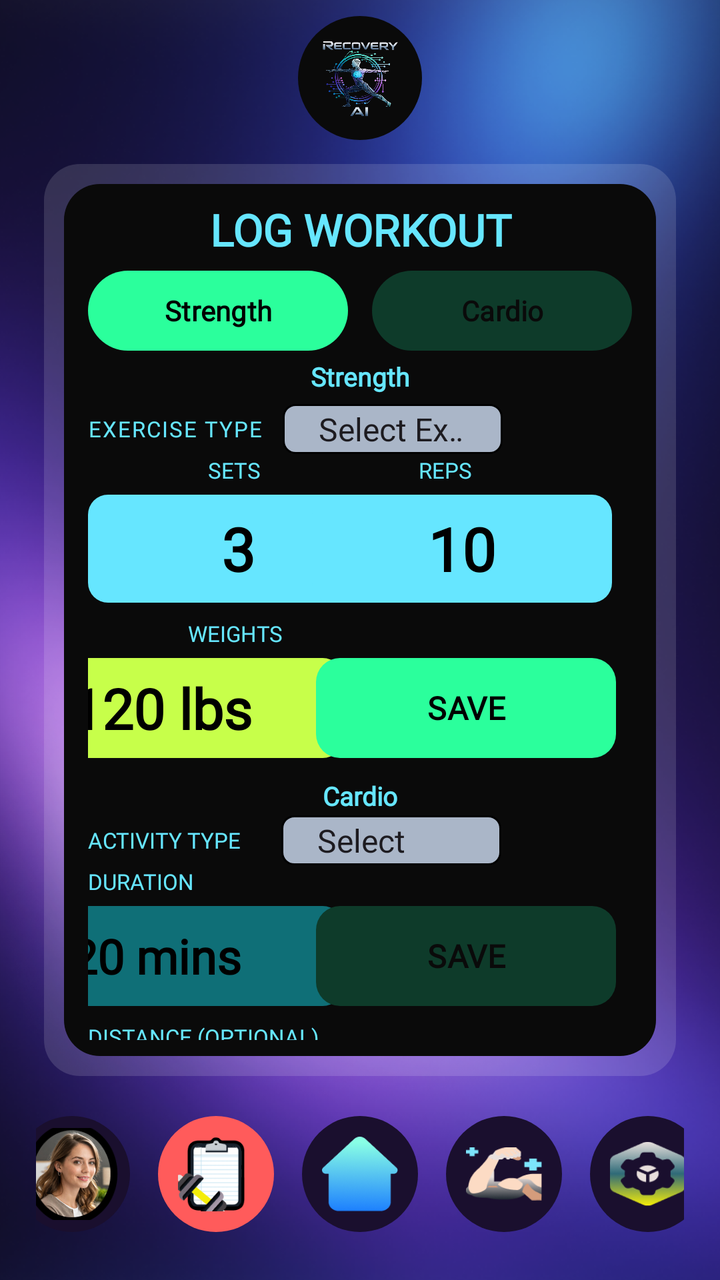
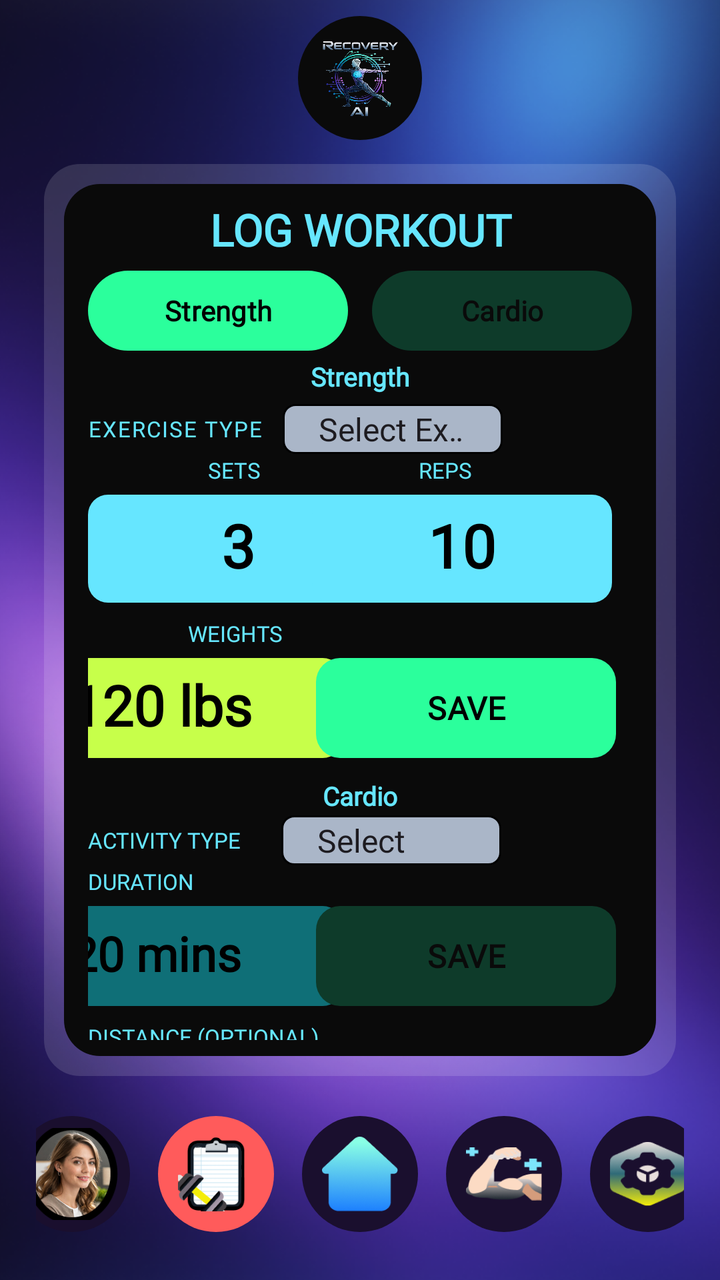

An Android layout rendered at two revisions. The XML below is the earlier revision; the diff shows what the commit changed to produce the second picture.
<!-- AndroidManifest.xml: application theme Theme.RecoveryAI -->
<!-- res/layout/workout_log_screen.xml -->
<?xml version="1.0" encoding="utf-8"?>
<androidx.constraintlayout.widget.ConstraintLayout
    xmlns:android="http://schemas.android.com/apk/res/android"
    xmlns:app="http://schemas.android.com/apk/res-auto"
    android:layout_width="match_parent"
    android:layout_height="match_parent">

    
    <ImageView
        android:id="@+id/bg"
        android:layout_width="0dp"
        android:layout_height="0dp"
        android:scaleType="centerCrop"
        android:src="@drawable/bg_auth"
        app:layout_constraintTop_toTopOf="parent"
        app:layout_constraintBottom_toBottomOf="parent"
        app:layout_constraintStart_toStartOf="parent"
        app:layout_constraintEnd_toEndOf="parent" />

    
    <FrameLayout
        android:id="@+id/logoCircle"
        android:layout_width="62dp"
        android:layout_height="62dp"
        android:background="@drawable/logo_circle_black"
        android:padding="8dp"
        android:layout_marginTop="8dp"
        app:layout_constraintTop_toTopOf="parent"
        app:layout_constraintTop_margin="36dp"
        app:layout_constraintStart_toStartOf="parent"
        app:layout_constraintEnd_toEndOf="parent">

        <ImageView
            android:id="@+id/imgLogo"
            android:layout_width="match_parent"
            android:layout_height="match_parent"
            android:src="@drawable/ic_launcher_logo"
            android:scaleType="fitCenter" />
    </FrameLayout>

    
    <FrameLayout
        android:id="@+id/glassCard"
        android:layout_width="0dp"
        android:layout_height="0dp"
        android:layout_marginStart="22dp"
        android:layout_marginEnd="22dp"
        android:layout_marginTop="12dp"
        android:layout_marginBottom="12dp"
        android:background="@drawable/bg_glass"
        app:layout_constraintTop_toBottomOf="@id/logoCircle"
        app:layout_constraintBottom_toTopOf="@id/bottomNav"
        app:layout_constraintStart_toStartOf="parent"
        app:layout_constraintEnd_toEndOf="parent">

        <androidx.constraintlayout.widget.ConstraintLayout
            android:layout_width="match_parent"
            android:layout_height="match_parent"
            android:padding="10dp">

            
            <androidx.constraintlayout.widget.ConstraintLayout
                android:id="@+id/panel"
                android:layout_width="0dp"
                android:layout_height="0dp"
                android:background="@drawable/panel_black"
                android:paddingStart="12dp"
                android:paddingEnd="12dp"
                android:paddingTop="8dp"
                android:paddingBottom="8dp"
                app:layout_constraintTop_toTopOf="parent"
                app:layout_constraintBottom_toBottomOf="parent"
                app:layout_constraintStart_toStartOf="parent"
                app:layout_constraintEnd_toEndOf="parent">

                
                <TextView
                    android:id="@+id/title"
                    android:layout_width="0dp"
                    android:layout_height="wrap_content"
                    android:text="LOG WORKOUT"
                    android:textColor="#66E6FF"
                    android:textSize="22sp"
                    android:textStyle="bold"
                    android:fontFamily="@font/inter_extrabold"
                    android:gravity="center"
                    app:layout_constraintTop_toTopOf="parent"
                    app:layout_constraintStart_toStartOf="parent"
                    app:layout_constraintEnd_toEndOf="parent" />

                
                <LinearLayout
                    android:id="@+id/toggleRow"
                    android:layout_width="0dp"
                    android:layout_height="40dp"
                    android:layout_marginTop="6dp"
                    android:orientation="horizontal"
                    android:gravity="center"
                    app:layout_constraintTop_toBottomOf="@id/title"
                    app:layout_constraintStart_toStartOf="parent"
                    app:layout_constraintEnd_toEndOf="parent">

                    
                    <Button
                        android:id="@+id/btnStrength"
                        android:layout_width="0dp"
                        android:layout_height="match_parent"
                        android:layout_weight="1"
                        android:text="Strength"
                        android:textAllCaps="false"
                        android:textColor="#000000"
                        android:textStyle="bold"
                        android:textSize="14sp"
                        android:fontFamily="@font/inter_bold"
                        android:background="@drawable/pill_green_active"
                        android:backgroundTint="@null"
                        android:stateListAnimator="@null"
                        app:backgroundTint="@null" />

                    <Space
                        android:layout_width="12dp"
                        android:layout_height="1dp" />

                    
                    <Button
                        android:id="@+id/btnCardio"
                        android:layout_width="0dp"
                        android:layout_height="match_parent"
                        android:layout_weight="1"
                        android:text="Cardio"
                        android:textAllCaps="false"
                        android:textColor="#0A0A0A"
                        android:textStyle="bold"
                        android:textSize="14sp"
                        android:fontFamily="@font/inter_bold"
                        android:background="@drawable/pill_green_dim"
                        android:backgroundTint="@null"
                        android:stateListAnimator="@null"
                        app:backgroundTint="@null" />
                </LinearLayout>

                
                <androidx.constraintlayout.widget.ConstraintLayout
                    android:id="@+id/content"
                    android:layout_width="0dp"
                    android:layout_height="0dp"
                    android:layout_marginTop="8dp"
                    app:layout_constraintTop_toBottomOf="@id/toggleRow"
                    app:layout_constraintBottom_toBottomOf="parent"
                    app:layout_constraintStart_toStartOf="parent"
                    app:layout_constraintEnd_toEndOf="parent">

                    
                    <TextView
                        android:id="@+id/strengthTag"
                        android:layout_width="wrap_content"
                        android:layout_height="wrap_content"
                        android:translationY="-4dp"
                        android:text="Strength"
                        android:textColor="#66E6FF"
                        android:textStyle="bold"
                        android:textSize="13sp"
                        android:fontFamily="@font/inter_bold"
                        app:layout_constraintTop_toTopOf="parent"
                        app:layout_constraintStart_toStartOf="parent"
                        app:layout_constraintEnd_toEndOf="parent" />

                    
                    <TextView
                        android:id="@+id/exerciseLabel"
                        android:layout_width="wrap_content"
                        android:layout_height="wrap_content"
                        android:layout_marginTop="6dp"
                        android:text="EXERCISE TYPE"
                        android:textColor="#66E6FF"
                        android:textSize="11sp"
                        android:letterSpacing="0.06"
                        android:fontFamily="@font/inter_bold"
                        app:layout_constraintTop_toBottomOf="@id/strengthTag"
                        app:layout_constraintStart_toStartOf="parent" />

                    
                    <Spinner
                        android:id="@+id/spinnerExercise"
                        android:layout_width="110dp"
                        android:layout_height="25dp"
                        android:layout_marginStart="10dp"
                        android:background="@drawable/dropdown_dark"
                        android:popupBackground="@drawable/dropdown_popup"
                        android:entries="@array/exercise_options"
                        android:paddingStart="10dp"
                        android:paddingEnd="10dp"
                        android:spinnerMode="dropdown"
                        app:layout_constraintTop_toTopOf="@id/exerciseLabel"
                        app:layout_constraintBottom_toBottomOf="@id/exerciseLabel"
                        app:layout_constraintStart_toEndOf="@id/exerciseLabel" />

                    
                    <TextView
                        android:id="@+id/setsLabel"
                        android:layout_width="wrap_content"
                        android:layout_height="wrap_content"
                        android:layout_marginTop="6dp"
                        android:layout_marginStart="60dp"
                        android:text="SETS"
                        android:textColor="#66E6FF"
                        android:textSize="11sp"
                        android:fontFamily="@font/inter_bold"
                        app:layout_constraintTop_toBottomOf="@id/exerciseLabel"
                        app:layout_constraintStart_toStartOf="parent" />

                    <TextView
                        android:id="@+id/repsLabel"
                        android:layout_width="wrap_content"
                        android:layout_height="wrap_content"
                        android:layout_marginEnd="80dp"
                        android:text="REPS"
                        android:textColor="#66E6FF"
                        android:textSize="11sp"
                        android:fontFamily="@font/inter_bold"
                        app:layout_constraintTop_toTopOf="@id/setsLabel"
                        app:layout_constraintEnd_toEndOf="parent" />

                    
                    <TextView
                        android:id="@+id/setsValue"
                        android:layout_width="150dp"
                        android:layout_height="54dp"
                        android:layout_marginTop="5dp"
                        android:background="@drawable/metric_cyan_box"
                        android:text="3"
                        android:textColor="#000000"
                        android:textStyle="bold"
                        android:textSize="30sp"
                        android:fontFamily="@font/inter_extrabold"
                        android:gravity="center"
                        app:layout_constraintTop_toBottomOf="@id/setsLabel"
                        app:layout_constraintStart_toStartOf="parent" />

                    
                    <TextView
                        android:id="@+id/repsValue"
                        android:layout_width="150dp"
                        android:layout_height="54dp"
                        android:layout_marginTop="5dp"
                        android:layout_marginEnd="10dp"
                        android:background="@drawable/metric_cyan_box"
                        android:text="10"
                        android:textColor="#000000"
                        android:textStyle="bold"
                        android:textSize="30sp"
                        android:fontFamily="@font/inter_extrabold"
                        android:gravity="center"
                        app:layout_constraintTop_toBottomOf="@id/repsLabel"
                        app:layout_constraintEnd_toEndOf="parent" />

                    
                    <TextView
                        android:id="@+id/weightLabel"
                        android:layout_width="wrap_content"
                        android:layout_height="wrap_content"
                        android:layout_marginTop="8dp"
                        android:layout_marginStart="50dp"
                        android:text="WEIGHTS"
                        android:textColor="#66E6FF"
                        android:textSize="11sp"
                        android:fontFamily="@font/inter_bold"
                        app:layout_constraintTop_toBottomOf="@id/setsValue"
                        app:layout_constraintStart_toStartOf="parent" />

                    
                    <TextView
                        android:id="@+id/weightValue"
                        android:layout_width="150dp"
                        android:layout_height="50dp"
                        android:layout_marginTop="5dp"
                        android:layout_marginEnd="10dp"
                        android:background="@drawable/metric_lime_box"
                        android:text="120 lbs"
                        android:textColor="#000000"
                        android:textStyle="bold"
                        android:textSize="28sp"
                        android:fontFamily="@font/inter_extrabold"
                        android:gravity="center_vertical"
                        android:paddingStart="14dp"
                        app:layout_constraintTop_toBottomOf="@id/weightLabel"
                        app:layout_constraintStart_toStartOf="parent"
                        app:layout_constraintEnd_toStartOf="@id/saveStrength" />

                    
                    <Button
                        android:id="@+id/saveStrength"
                        android:layout_width="150dp"
                        android:layout_height="50dp"
                        android:layout_marginTop="5dp"
                        android:layout_marginEnd="8dp"
                        android:text="SAVE"
                        android:textAllCaps="false"
                        android:textColor="#000000"
                        android:textStyle="bold"
                        android:textSize="16sp"
                        android:fontFamily="@font/inter_extrabold"
                        android:background="@drawable/btn_green_save"
                        android:backgroundTint="@null"
                        android:stateListAnimator="@null"
                        app:backgroundTint="@null"
                        app:layout_constraintTop_toBottomOf="@id/weightLabel"
                        app:layout_constraintEnd_toEndOf="parent" />

                    
                    <TextView
                        android:id="@+id/cardioTag"
                        android:layout_width="wrap_content"
                        android:layout_height="wrap_content"
                        android:layout_marginTop="10dp"
                        android:text="Cardio"
                        android:textColor="#66E6FF"
                        android:textStyle="bold"
                        android:textSize="13sp"
                        android:fontFamily="@font/inter_bold"
                        app:layout_constraintTop_toBottomOf="@id/weightValue"
                        app:layout_constraintStart_toStartOf="parent"
                        app:layout_constraintEnd_toEndOf="parent" />

                    
                    <TextView
                        android:id="@+id/activityLabel"
                        android:layout_width="wrap_content"
                        android:layout_height="wrap_content"
                        android:layout_marginTop="6dp"
                        android:text="ACTIVITY TYPE"
                        android:textColor="#66E6FF"
                        android:textSize="11sp"
                        android:fontFamily="@font/inter_bold"
                        app:layout_constraintTop_toBottomOf="@id/cardioTag"
                        app:layout_constraintStart_toStartOf="parent" />

                    
                    <Spinner
                        android:id="@+id/spinnerActivityType"
                        android:layout_width="110dp"
                        android:layout_height="25dp"
                        android:layout_marginStart="20dp"
                        android:background="@drawable/dropdown_dark"
                        android:popupBackground="@drawable/dropdown_popup"
                        android:entries="@array/activity_options"
                        android:paddingStart="10dp"
                        android:paddingEnd="10dp"
                        android:spinnerMode="dropdown"
                        app:layout_constraintTop_toTopOf="@id/activityLabel"
                        app:layout_constraintBottom_toBottomOf="@id/activityLabel"
                        app:layout_constraintStart_toEndOf="@id/activityLabel" />

                    
                    <TextView
                        android:id="@+id/durationLabel"
                        android:layout_width="wrap_content"
                        android:layout_height="wrap_content"
                        android:layout_marginTop="6dp"
                        android:text="DURATION"
                        android:textColor="#66E6FF"
                        android:textSize="11sp"
                        android:fontFamily="@font/inter_bold"
                        app:layout_constraintTop_toBottomOf="@id/activityLabel"
                        app:layout_constraintStart_toStartOf="parent" />

                    <TextView
                        android:id="@+id/durationValue"
                        android:layout_width="150dp"
                        android:layout_height="50dp"
                        android:layout_marginTop="5dp"
                        android:layout_marginEnd="10dp"
                        android:background="@drawable/metric_teal_box"
                        android:text="20 mins"
                        android:textColor="#000000"
                        android:textStyle="bold"
                        android:textSize="24sp"
                        android:fontFamily="@font/inter_extrabold"
                        android:gravity="center_vertical"
                        android:paddingStart="14dp"
                        app:layout_constraintTop_toBottomOf="@id/durationLabel"
                        app:layout_constraintStart_toStartOf="parent"
                        app:layout_constraintEnd_toStartOf="@id/btnSaveCardio" />

                     
                    <Button
                        android:id="@+id/btnSaveCardio"
                        android:layout_width="150dp"
                        android:layout_height="50dp"
                        android:layout_marginTop="5dp"
                        android:layout_marginEnd="8dp"
                        android:text="SAVE"
                        android:textAllCaps="false"
                        android:textColor="#0A0A0A"
                        android:textStyle="bold"
                        android:textSize="16sp"
                        android:fontFamily="@font/inter_extrabold"
                        android:background="@drawable/btn_green_save_dim"
                        android:backgroundTint="@null"
                        android:stateListAnimator="@null"
                        app:backgroundTint="@null"
                        app:layout_constraintTop_toBottomOf="@id/durationLabel"
                        app:layout_constraintEnd_toEndOf="parent" />

                    
                    <TextView
                        android:id="@+id/distanceLabel"
                        android:layout_width="wrap_content"
                        android:layout_height="wrap_content"
                        android:layout_marginTop="8dp"
                        android:text="DISTANCE (OPTIONAL)"
                        android:textColor="#66E6FF"
                        android:textSize="11sp"
                        android:fontFamily="@font/inter_bold"
                        app:layout_constraintTop_toBottomOf="@id/durationValue"
                        app:layout_constraintStart_toStartOf="parent" />

                    <TextView
                        android:id="@+id/distanceValue"
                        android:layout_width="150dp"
                        android:layout_height="50dp"
                        android:layout_marginTop="5dp"
                        android:layout_marginEnd="10dp"
                        android:background="@drawable/metric_teal_box"
                        android:text="3.1 miles"
                        android:textColor="#000000"
                        android:textStyle="bold"
                        android:textSize="24sp"
                        android:fontFamily="@font/inter_extrabold"
                        android:gravity="center_vertical"
                        android:paddingStart="14dp"
                        app:layout_constraintTop_toBottomOf="@id/distanceLabel"
                        app:layout_constraintStart_toStartOf="parent"
                        app:layout_constraintEnd_toStartOf="@id/btnSaveDistance" />

                    
                    <Button
                        android:id="@+id/btnSaveDistance"
                        android:layout_width="150dp"
                        android:layout_height="50dp"
                        android:layout_marginBottom="5dp"
                        android:layout_marginEnd="8dp"
                        android:text="SAVE"
                        android:textAllCaps="false"
                        android:textColor="#0A0A0A"
                        android:textStyle="bold"
                        android:textSize="16sp"
                        android:fontFamily="@font/inter_extrabold"
                        android:background="@drawable/btn_green_save_dim"
                        android:backgroundTint="@null"
                        android:stateListAnimator="@null"
                        app:backgroundTint="@null"
                        app:layout_constraintTop_toBottomOf="@id/distanceLabel"
                        app:layout_constraintEnd_toEndOf="parent"
                        app:layout_constraintBottom_toBottomOf="parent" />

                </androidx.constraintlayout.widget.ConstraintLayout>

            </androidx.constraintlayout.widget.ConstraintLayout>

        </androidx.constraintlayout.widget.ConstraintLayout>
    </FrameLayout>

    
    <LinearLayout
        android:id="@+id/bottomNav"
        android:layout_width="0dp"
        android:layout_height="74dp"
        android:layout_marginStart="18dp"
        android:layout_marginEnd="18dp"
        android:layout_marginBottom="16dp"
        android:gravity="center"
        android:orientation="horizontal"
        app:layout_constraintBottom_toBottomOf="parent"
        app:layout_constraintStart_toStartOf="parent"
        app:layout_constraintEnd_toEndOf="parent">

        <FrameLayout
            android:layout_width="58dp"
            android:layout_height="58dp"
            android:background="@drawable/nav_circle_bg"
            android:padding="6dp">
            <ImageView
                android:layout_width="match_parent"
                android:layout_height="match_parent"
                android:src="@drawable/nav_avatar"
                android:scaleType="centerCrop" />
        </FrameLayout>

        <Space android:layout_width="14dp" android:layout_height="1dp"/>

        <FrameLayout
            android:layout_width="58dp"
            android:layout_height="58dp"
            android:background="@drawable/nav_circle_active_red"
            android:padding="10dp">
            <ImageView
                android:layout_width="match_parent"
                android:layout_height="match_parent"
                android:src="@drawable/nav_clipboard_active"
                android:scaleType="fitCenter" />
        </FrameLayout>

        <Space android:layout_width="14dp" android:layout_height="1dp"/>

        <FrameLayout
            android:layout_width="58dp"
            android:layout_height="58dp"
            android:background="@drawable/nav_circle_bg"
            android:padding="10dp">
            <ImageView
                android:layout_width="match_parent"
                android:layout_height="match_parent"
                android:src="@drawable/nav_home"
                android:scaleType="fitCenter" />
        </FrameLayout>

        <Space android:layout_width="14dp" android:layout_height="1dp"/>

        <FrameLayout
            android:layout_width="58dp"
            android:layout_height="58dp"
            android:background="@drawable/nav_circle_bg"
            android:padding="10dp">
            <ImageView
                android:layout_width="match_parent"
                android:layout_height="match_parent"
                android:src="@drawable/nav_arm"
                android:scaleType="fitCenter" />
        </FrameLayout>

        <Space android:layout_width="14dp" android:layout_height="1dp"/>

        <FrameLayout
            android:layout_width="58dp"
            android:layout_height="58dp"
            android:background="@drawable/nav_circle_bg"
            android:padding="10dp">
            <ImageView
                android:layout_width="match_parent"
                android:layout_height="match_parent"
                android:src="@drawable/nav_hex"
                android:scaleType="fitCenter" />
        </FrameLayout>

    </LinearLayout>

</androidx.constraintlayout.widget.ConstraintLayout>
<!-- resources referenced by this layout -->
<resources>
  <string-array name="activity_options">
          <item>Select</item>
          <item>Running</item>
          <item>Walking</item>
          <item>Cycling</item>
          <item>Stairmaster</item>
          <item>Rowing</item>
          <item>Other</item>
      </string-array>
  <string-array name="exercise_options">
          <item>Select Exercise</item>
          <item>Bench Press</item>
          <item>Squat</item>
          <item>Deadlift</item>
          <item>Pull Ups</item>
          <item>Other</item>
      </string-array>
  <!-- drawable bg_glass (drawable) -->
  <?xml version="1.0" encoding="utf-8"?>
  <shape xmlns:android="http://schemas.android.com/apk/res/android">
      <solid android:color="#22FFFFFF"/>
      <corners android:radius="18dp"/>
  </shape>
  <!-- drawable btn_green_save (drawable) -->
  <?xml version="1.0" encoding="utf-8"?>
  <shape xmlns:android="http://schemas.android.com/apk/res/android">
      <solid android:color="#2BFF9C"/>
      <corners android:radius="12dp"/>
  </shape>
  <!-- drawable btn_green_save_dim (drawable) -->
  <?xml version="1.0" encoding="utf-8"?>
  <shape xmlns:android="http://schemas.android.com/apk/res/android">
      <solid android:color="#0E3B2A"/>
      <corners android:radius="12dp"/>
  </shape>
  <!-- drawable dropdown_dark (drawable) -->
  <shape xmlns:android="http://schemas.android.com/apk/res/android" android:shape="rectangle">
      <corners android:radius="6dp"/>
      <solid android:color="#aab6c8"/>
      <stroke android:width="1dp" android:color="#000000"/>
  </shape>
  <!-- drawable dropdown_popup (drawable) -->
  <shape xmlns:android="http://schemas.android.com/apk/res/android" android:shape="rectangle">
      <corners android:radius="10dp"/>
      <solid android:color="#aab6c8"/>
      <stroke android:width="1dp" android:color="#000000"/>
  </shape>
  <!-- drawable logo_circle_black (drawable) -->
  <?xml version="1.0" encoding="utf-8"?>
  <shape xmlns:android="http://schemas.android.com/apk/res/android"
      android:shape="oval">
      <solid android:color="#0A0A0A"/>
  </shape>
  <!-- drawable metric_cyan_box (drawable) -->
  <?xml version="1.0" encoding="utf-8"?>
  <shape xmlns:android="http://schemas.android.com/apk/res/android">
      <solid android:color="#66E6FF"/>
      <corners android:radius="10dp"/>
  </shape>
  <!-- drawable metric_lime_box (drawable) -->
  <?xml version="1.0" encoding="utf-8"?>
  <shape xmlns:android="http://schemas.android.com/apk/res/android">
      <solid android:color="#C7FF4A"/>
      <corners android:radius="10dp"/>
  </shape>
  <!-- drawable metric_teal_box (drawable) -->
  <?xml version="1.0" encoding="utf-8"?>
  <shape xmlns:android="http://schemas.android.com/apk/res/android">
      <solid android:color="#0F6F77"/>
      <corners android:radius="10dp"/>
  </shape>
  <!-- drawable nav_circle_active_red (drawable) -->
  <?xml version="1.0" encoding="utf-8"?>
  <shape xmlns:android="http://schemas.android.com/apk/res/android"
      android:shape="oval">
      <solid android:color="#FF5B5B"/>
  </shape>
  <!-- drawable nav_circle_bg (drawable) -->
  <?xml version="1.0" encoding="utf-8"?>
  <shape xmlns:android="http://schemas.android.com/apk/res/android"
      android:shape="oval">
      <solid android:color="#1A0F2E"/>
  </shape>
  <!-- drawable panel_black (drawable) -->
  <?xml version="1.0" encoding="utf-8"?>
  <shape xmlns:android="http://schemas.android.com/apk/res/android">
      <solid android:color="#0A0A0A"/>
      <corners android:radius="18dp"/>
  </shape>
  <!-- drawable pill_green_active (drawable) -->
  <?xml version="1.0" encoding="utf-8"?>
  <shape xmlns:android="http://schemas.android.com/apk/res/android">
      <solid android:color="#2BFF9C"/>
      <corners android:radius="26dp"/>
  </shape>
  <!-- drawable pill_green_dim (drawable) -->
  <?xml version="1.0" encoding="utf-8"?>
  <shape xmlns:android="http://schemas.android.com/apk/res/android">
      <solid android:color="#0E3B2A"/>
      <corners android:radius="26dp"/>
  </shape>
  <style name="Theme.RecoveryAI" parent="Theme.Material3.DayNight.NoActionBar">
  
      </style>
  <!-- unchanged entries left out for length: 7 -->
</resources>

<!-- the commit's change to res/layout/workout_log_screen.xml (unified diff, before → after) -->
@@ -222,7 +222,7 @@
                         app:layout_constraintEnd_toEndOf="parent" />
 
                     
-                    <TextView
+                    <EditText
                         android:id="@+id/setsValue"
                         android:layout_width="150dp"
                         android:layout_height="54dp"
@@ -234,11 +234,16 @@
                         android:textSize="30sp"
                         android:fontFamily="@font/inter_extrabold"
                         android:gravity="center"
+                        android:includeFontPadding="false"
+                        android:inputType="number"
+                        android:singleLine="true"
+                        android:imeOptions="actionNext"
+                        android:padding="0dp"
                         app:layout_constraintTop_toBottomOf="@id/setsLabel"
                         app:layout_constraintStart_toStartOf="parent" />
 
                     
-                    <TextView
+                    <EditText
                         android:id="@+id/repsValue"
                         android:layout_width="150dp"
                         android:layout_height="54dp"
@@ -251,6 +256,11 @@
                         android:textSize="30sp"
                         android:fontFamily="@font/inter_extrabold"
                         android:gravity="center"
+                        android:includeFontPadding="false"
+                        android:inputType="number"
+                        android:singleLine="true"
+                        android:imeOptions="actionNext"
+                        android:padding="0dp"
                         app:layout_constraintTop_toBottomOf="@id/repsLabel"
                         app:layout_constraintEnd_toEndOf="parent" />
 
@@ -269,7 +279,7 @@
                         app:layout_constraintStart_toStartOf="parent" />
 
                     
-                    <TextView
+                    <EditText
                         android:id="@+id/weightValue"
                         android:layout_width="150dp"
                         android:layout_height="50dp"
@@ -282,7 +292,12 @@
                         android:textSize="28sp"
                         android:fontFamily="@font/inter_extrabold"
                         android:gravity="center_vertical"
+                        android:includeFontPadding="false"
+                        android:inputType="text"
+                        android:singleLine="true"
+                        android:imeOptions="actionNext"
                         android:paddingStart="14dp"
+                        android:paddingEnd="14dp"
                         app:layout_constraintTop_toBottomOf="@id/weightLabel"
                         app:layout_constraintStart_toStartOf="parent"
                         app:layout_constraintEnd_toStartOf="@id/saveStrength" />
@@ -364,7 +379,8 @@
                         app:layout_constraintTop_toBottomOf="@id/activityLabel"
                         app:layout_constraintStart_toStartOf="parent" />
 
-                    <TextView
+                    
+                    <EditText
                         android:id="@+id/durationValue"
                         android:layout_width="150dp"
                         android:layout_height="50dp"
@@ -377,12 +393,17 @@
                         android:textSize="24sp"
                         android:fontFamily="@font/inter_extrabold"
                         android:gravity="center_vertical"
+                        android:includeFontPadding="false"
+                        android:inputType="text"
+                        android:singleLine="true"
+                        android:imeOptions="actionNext"
                         android:paddingStart="14dp"
+                        android:paddingEnd="14dp"
                         app:layout_constraintTop_toBottomOf="@id/durationLabel"
                         app:layout_constraintStart_toStartOf="parent"
                         app:layout_constraintEnd_toStartOf="@id/btnSaveCardio" />
 
-                     
+                    
                     <Button
                         android:id="@+id/btnSaveCardio"
                         android:layout_width="150dp"
@@ -415,7 +436,8 @@
                         app:layout_constraintTop_toBottomOf="@id/durationValue"
                         app:layout_constraintStart_toStartOf="parent" />
 
-                    <TextView
+                    
+                    <EditText
                         android:id="@+id/distanceValue"
                         android:layout_width="150dp"
                         android:layout_height="50dp"
@@ -428,7 +450,12 @@
                         android:textSize="24sp"
                         android:fontFamily="@font/inter_extrabold"
                         android:gravity="center_vertical"
+                        android:includeFontPadding="false"
+                        android:inputType="text"
+                        android:singleLine="true"
+                        android:imeOptions="actionDone"
                         android:paddingStart="14dp"
+                        android:paddingEnd="14dp"
                         app:layout_constraintTop_toBottomOf="@id/distanceLabel"
                         app:layout_constraintStart_toStartOf="parent"
                         app:layout_constraintEnd_toStartOf="@id/btnSaveDistance" />
